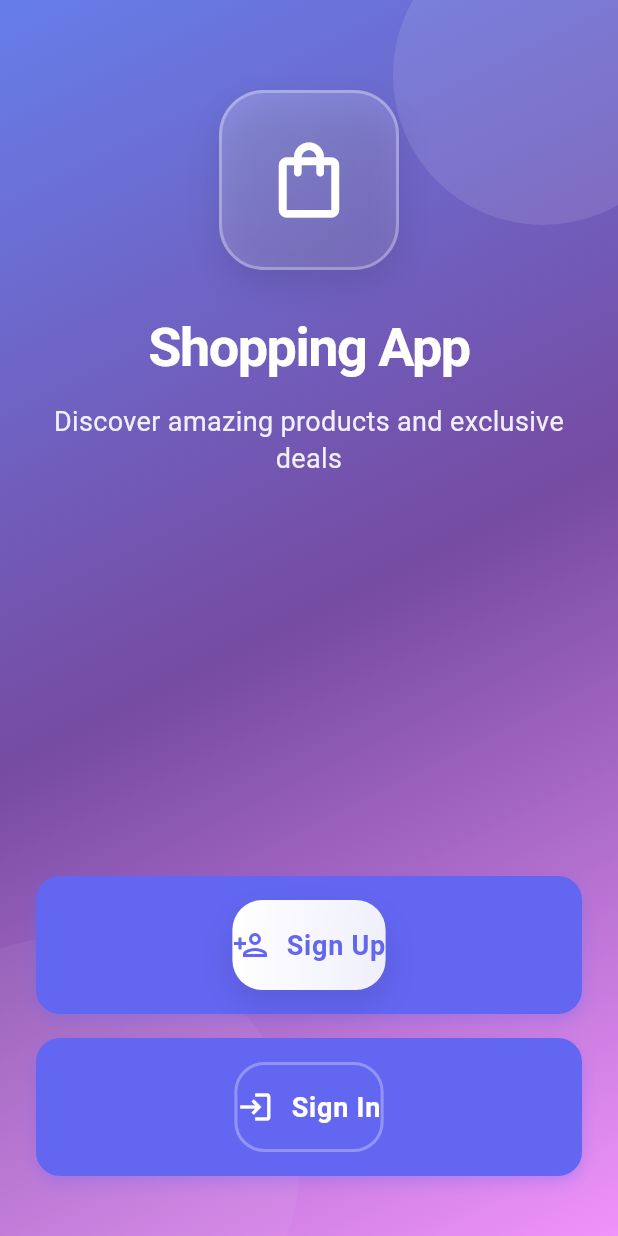
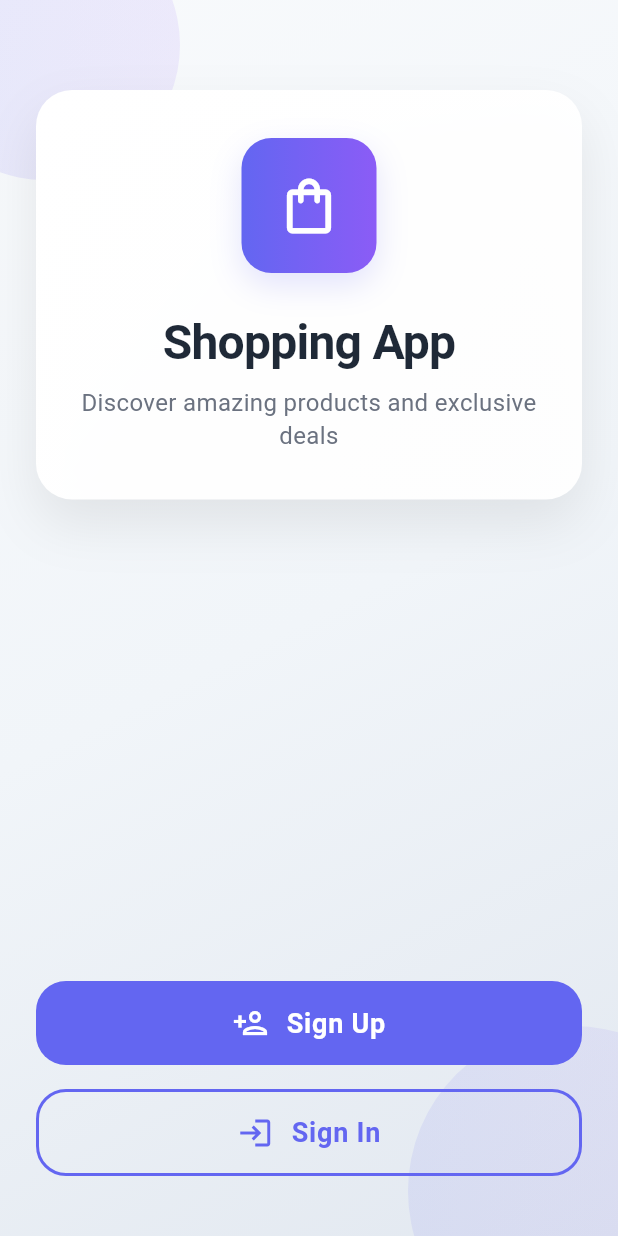
Before and after one commit to devNadaZain/Shopping-App, a Flutter app: the screen it shows after launch, on a phone screen of 412 x 824 dp. Run offline on Flutter 3.47's test engine with Material 3 defaults, Android fonts, the light colour scheme and no system bars.

Commit message:
enhance UI for welcome screen

```diff
--- a/lib/screens/welcome_screen.dart
+++ b/lib/screens/welcome_screen.dart
@@ -95,112 +95,131 @@ class _WelcomeScreenState extends State<WelcomeScreen>
             begin: Alignment.topLeft,
             end: Alignment.bottomRight,
             colors: [
-              const Color(0xFF667EEA),
-              const Color(0xFF764BA2),
-              const Color(0xFFF093FB),
+              const Color(0xFFF8FAFC),
+              const Color(0xFFF1F5F9),
+              const Color(0xFFE2E8F0),
             ],
-            stops: const [0.0, 0.5, 1.0],
           ),
         ),
         child: SafeArea(
           child: Stack(
             children: [
-              // Background decorative elements
+              // Soft blurred decorative circles
               Positioned(
-                top: -50,
-                right: -50,
+                top: -60,
+                left: -60,
                 child: Container(
-                  width: 200,
-                  height: 200,
+                  width: 180,
+                  height: 180,
                   decoration: BoxDecoration(
                     shape: BoxShape.circle,
-                    color: Colors.white.withOpacity(0.1),
+                    gradient: LinearGradient(
+                      colors: [
+                        const Color(0xFF6366F1).withOpacity(0.12),
+                        const Color(0xFF8B5CF6).withOpacity(0.10),
+                      ],
+                    ),
                   ),
                 ),
               ),
               Positioned(
-                bottom: -100,
-                left: -100,
+                bottom: -80,
+                right: -80,
                 child: Container(
-                  width: 300,
-                  height: 300,
+                  width: 220,
+                  height: 220,
                   decoration: BoxDecoration(
                     shape: BoxShape.circle,
-                    color: Colors.white.withOpacity(0.05),
+                    gradient: LinearGradient(
+                      colors: [
+                        const Color(0xFF6366F1).withOpacity(0.10),
+                        const Color(0xFF8B5CF6).withOpacity(0.08),
+                      ],
                     ),
                   ),
                 ),
-
+              ),
               // Main content
               Padding(
                 padding: const EdgeInsets.symmetric(horizontal: 24.0),
                 child: Column(
                   children: [
                     const SizedBox(height: 60),
-
-                    // Logo and title section
+                    // Logo and title card
                     FadeTransition(
                       opacity: _fadeAnimation,
                       child: SlideTransition(
                         position: _slideAnimation,
-                        child: Column(
-                          children: [
-                            // Enhanced logo container
-                            Container(
-                              width: 120,
-                              height: 120,
+                        child: Container(
+                          padding: const EdgeInsets.symmetric(
+                            vertical: 32,
+                            horizontal: 24,
+                          ),
                           decoration: BoxDecoration(
-                                borderRadius: BorderRadius.circular(30),
                             gradient: LinearGradient(
                               begin: Alignment.topLeft,
                               end: Alignment.bottomRight,
                               colors: [
-                                    Colors.white.withOpacity(0.2),
-                                    Colors.white.withOpacity(0.1),
+                                Colors.white,
+                                Colors.white.withOpacity(0.95),
                               ],
                             ),
-                                border: Border.all(
-                                  color: Colors.white.withOpacity(0.3),
-                                  width: 2,
-                                ),
+                            borderRadius: BorderRadius.circular(24),
                             boxShadow: [
                               BoxShadow(
-                                    color: Colors.black.withOpacity(0.1),
-                                    blurRadius: 20,
-                                    offset: const Offset(0, 10),
+                                color: Colors.black.withOpacity(0.08),
+                                blurRadius: 30,
+                                offset: const Offset(0, 16),
+                              ),
+                            ],
+                          ),
+                          child: Column(
+                            children: [
+                              Container(
+                                width: 90,
+                                height: 90,
+                                decoration: BoxDecoration(
+                                  gradient: LinearGradient(
+                                    colors: [
+                                      const Color(0xFF6366F1),
+                                      const Color(0xFF8B5CF6),
+                                    ],
+                                  ),
+                                  borderRadius: BorderRadius.circular(20),
+                                  boxShadow: [
+                                    BoxShadow(
+                                      color: const Color(
+                                        0xFF6366F1,
+                                      ).withOpacity(0.18),
+                                      blurRadius: 18,
+                                      offset: const Offset(0, 8),
                                     ),
                                   ],
                                 ),
                                 child: const Icon(
                                   Icons.shopping_bag_outlined,
-                                size: 60,
+                                  size: 44,
                                   color: Colors.white,
                                 ),
                               ),
-
-                            const SizedBox(height: 32),
-
-                            // Enhanced title
+                              const SizedBox(height: 28),
                               Text(
                                 localizations.welcomeTitle,
                                 style: const TextStyle(
-                                fontSize: 36,
+                                  fontSize: 32,
                                   fontWeight: FontWeight.bold,
-                                color: Colors.white,
-                                letterSpacing: -1.0,
+                                  color: Color(0xFF1F2937),
+                                  letterSpacing: -0.5,
                                   height: 1.1,
                                 ),
                                 textAlign: TextAlign.center,
                               ),
-
-                            const SizedBox(height: 16),
-
-                            // Enhanced subtitle
+                              const SizedBox(height: 12),
                               Text(
                                 localizations.welcomeSubtitle,
-                              style: TextStyle(
-                                fontSize: 18,
-                                color: Colors.white.withOpacity(0.9),
+                                style: const TextStyle(
+                                  fontSize: 16,
+                                  color: Color(0xFF6B7280),
                                   height: 1.4,
                                   fontWeight: FontWeight.w400,
                                 ),
@@ -210,18 +229,16 @@ class _WelcomeScreenState extends State<WelcomeScreen>
                           ),
                         ),
                       ),
-
+                    ),
                     const Spacer(),
-
-                    // Enhanced buttons section
+                    // Buttons section
                     ScaleTransition(
                       scale: _scaleAnimation,
                       child: Column(
                         children: [
-                          // Sign Up button
                           SizedBox(
                             width: double.infinity,
-                            child: AnimatedButton(
+                            child: ElevatedButton(
                               onPressed: () {
                                 Navigator.of(context).push(
                                   SlideRoute(
@@ -230,30 +247,22 @@ class _WelcomeScreenState extends State<WelcomeScreen>
                                   ),
                                 );
                               },
-                              child: Container(
-                                height: 60,
-                                decoration: BoxDecoration(
-                                  gradient: LinearGradient(
-                                    colors: [
-                                      Colors.white,
-                                      Colors.white.withOpacity(0.9),
-                                    ],
+                              style: ElevatedButton.styleFrom(
+                                backgroundColor: const Color(0xFF6366F1),
+                                foregroundColor: Colors.white,
+                                elevation: 0,
+                                padding: const EdgeInsets.symmetric(
+                                  vertical: 16,
                                 ),
+                                shape: RoundedRectangleBorder(
                                   borderRadius: BorderRadius.circular(20),
-                                  boxShadow: [
-                                    BoxShadow(
-                                      color: Colors.black.withOpacity(0.1),
-                                      blurRadius: 20,
-                                      offset: const Offset(0, 10),
                                 ),
-                                  ],
                               ),
                               child: Row(
                                 mainAxisAlignment: MainAxisAlignment.center,
                                 children: [
-                                    Icon(
+                                  const Icon(
                                     Icons.person_add_outlined,
-                                      color: const Color(0xFF6366F1),
                                     size: 24,
                                   ),
                                   const SizedBox(width: 12),
@@ -262,7 +271,6 @@ class _WelcomeScreenState extends State<WelcomeScreen>
                                     style: const TextStyle(
                                       fontSize: 18,
                                       fontWeight: FontWeight.w600,
-                                        color: Color(0xFF6366F1),
                                       letterSpacing: 0.5,
                                     ),
                                   ),
@@ -270,14 +278,10 @@ class _WelcomeScreenState extends State<WelcomeScreen>
                               ),
                             ),
                           ),
-                          ),
-
                           const SizedBox(height: 16),
-
-                          // Sign In button
                           SizedBox(
                             width: double.infinity,
-                            child: AnimatedButton(
+                            child: OutlinedButton(
                               onPressed: () {
                                 Navigator.of(context).push(
                                   SlideRoute(
@@ -286,31 +290,29 @@ class _WelcomeScreenState extends State<WelcomeScreen>
                                   ),
                                 );
                               },
-                              child: Container(
-                                height: 60,
-                                decoration: BoxDecoration(
-                                  borderRadius: BorderRadius.circular(20),
-                                  border: Border.all(
-                                    color: Colors.white.withOpacity(0.3),
+                              style: OutlinedButton.styleFrom(
+                                side: BorderSide(
+                                  color: const Color(0xFF6366F1),
                                   width: 2,
                                 ),
-                                  color: Colors.transparent,
+                                foregroundColor: const Color(0xFF6366F1),
+                                padding: const EdgeInsets.symmetric(
+                                  vertical: 16,
+                                ),
+                                shape: RoundedRectangleBorder(
+                                  borderRadius: BorderRadius.circular(20),
+                                ),
                               ),
                               child: Row(
                                 mainAxisAlignment: MainAxisAlignment.center,
                                 children: [
-                                    Icon(
-                                      Icons.login_outlined,
-                                      color: Colors.white,
-                                      size: 24,
-                                    ),
+                                  const Icon(Icons.login_outlined, size: 24),
                                   const SizedBox(width: 12),
                                   Text(
                                     localizations.signIn,
                                     style: const TextStyle(
                                       fontSize: 18,
                                       fontWeight: FontWeight.w600,
-                                        color: Colors.white,
                                       letterSpacing: 0.5,
                                     ),
                                   ),
@@ -318,11 +320,9 @@ class _WelcomeScreenState extends State<WelcomeScreen>
                               ),
                             ),
                           ),
-                          ),
                         ],
                       ),
                     ),
-
                     const SizedBox(height: 40),
                   ],
                 ),
```
Lines whose indentation alone changed are shown as unchanged.
